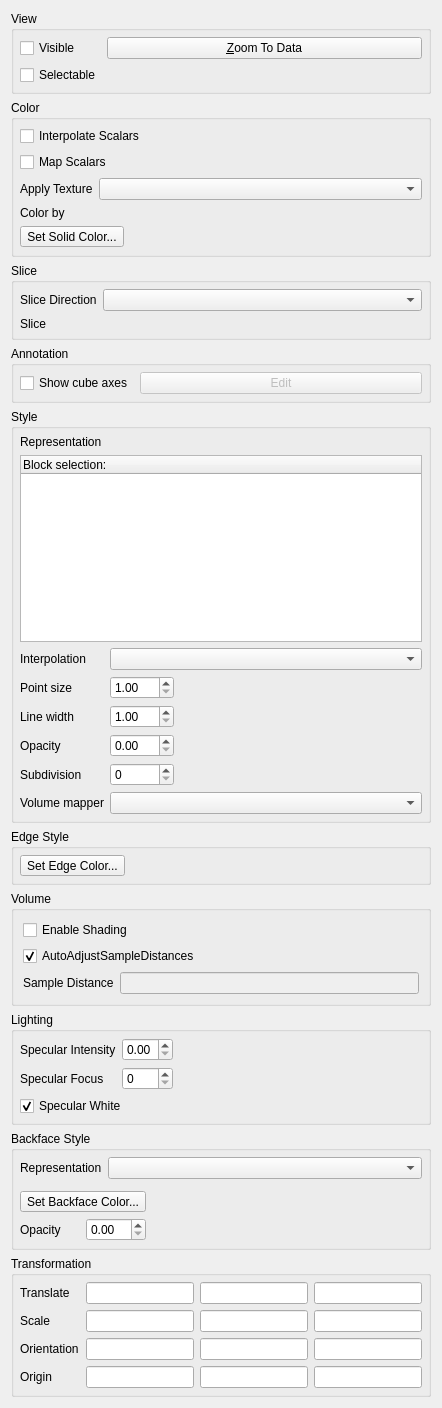
Old version of the form Qt/Components/Resources/UI/pqDisplayProxyEditor.ui in the repository Kitware/ParaView.
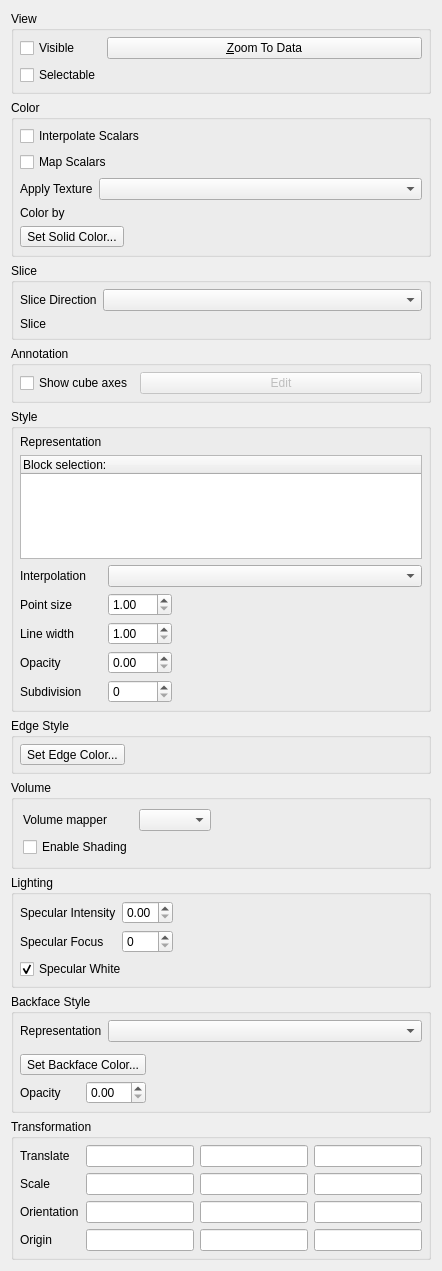
New version of the form. Custom widgets are drawn as their Qt base class.

Commit message:
ENH: Change ParaView to use the Smart Volume Mapper in VTK
This will allow ParaView to use the smart volume mapper inplace
of both the fixed point and the GPU mappers.  Both of these
mappers are contained inside of the smart mapper as well as a
Texture Mapping based approach.  This change also simplified
the display panel since some of the properties are determined
by the smart mapper.

What changed in the file:
```diff
--- a/Qt/Components/Resources/UI/pqDisplayProxyEditor.ui
+++ b/Qt/Components/Resources/UI/pqDisplayProxyEditor.ui
@@ -7,7 +7,7 @@
     <x>0</x>
     <y>0</y>
     <width>442</width>
-    <height>1408</height>
+    <height>1271</height>
    </rect>
   </property>
   <property name="windowTitle">
@@ -409,9 +409,6 @@
       <property name="margin">
        <number>6</number>
       </property>
-      <property name="spacing">
-       <number>6</number>
-      </property>
       <item row="0" column="0">
        <widget class="QLabel" name="label_2">
         <property name="text">
@@ -589,20 +586,6 @@
         </property>
        </spacer>
       </item>
-      <item row="7" column="0">
-       <widget class="QLabel" name="label_19">
-        <property name="text">
-         <string>Volume mapper</string>
-        </property>
-       </widget>
-      </item>
-      <item row="7" column="1" colspan="2">
-       <widget class="QComboBox" name="SelectMapper">
-        <property name="toolTip">
-         <string>&lt;html&gt;&lt;head&gt;&lt;meta name=&quot;qrichtext&quot; content=&quot;1&quot; /&gt;&lt;/head&gt;&lt;body style=&quot; white-space: pre-wrap; font-family:Sans Serif; font-size:9pt; font-weight:400; font-style:normal; text-decoration:none;&quot;&gt;&lt;p style=&quot; margin-top:0px; margin-bottom:0px; margin-left:0px; margin-right:0px; -qt-block-indent:0; text-indent:0px;&quot;&gt;Choose the mapper to use for volume rendering.&lt;/p&gt;&lt;/body&gt;&lt;/html&gt;</string>
-        </property>
-       </widget>
-      </item>
      </layout>
     </widget>
    </item>
@@ -658,8 +641,22 @@
      <property name="title">
       <string>Volume</string>
      </property>
-     <layout class="QVBoxLayout" name="verticalLayout">
-      <item>
+     <layout class="QGridLayout" name="gridLayout">
+      <item row="0" column="0">
+       <widget class="QLabel" name="label_19">
+        <property name="text">
+         <string>Volume mapper</string>
+        </property>
+       </widget>
+      </item>
+      <item row="0" column="1">
+       <widget class="QComboBox" name="SelectMapper">
+        <property name="toolTip">
+         <string>&lt;html&gt;&lt;head&gt;&lt;meta name=&quot;qrichtext&quot; content=&quot;1&quot; /&gt;&lt;/head&gt;&lt;body style=&quot; white-space: pre-wrap; font-family:Sans Serif; font-size:9pt; font-weight:400; font-style:normal; text-decoration:none;&quot;&gt;&lt;p style=&quot; margin-top:0px; margin-bottom:0px; margin-left:0px; margin-right:0px; -qt-block-indent:0; text-indent:0px;&quot;&gt;Choose the mapper to use for volume rendering.&lt;/p&gt;&lt;/body&gt;&lt;/html&gt;</string>
+        </property>
+       </widget>
+      </item>
+      <item row="1" column="0">
        <widget class="QCheckBox" name="Shading">
         <property name="toolTip">
          <string>When checked, shading is enabled.</string>
@@ -675,36 +672,18 @@
         </property>
        </widget>
       </item>
-      <item>
-       <widget class="QCheckBox" name="AutoAdjustSampleDistances">
-        <property name="text">
-         <string>AutoAdjustSampleDistances</string>
+      <item row="0" column="2">
+       <spacer name="horizontalSpacer_2">
+        <property name="orientation">
+         <enum>Qt::Horizontal</enum>
         </property>
-        <property name="checked">
-         <bool>true</bool>
+        <property name="sizeHint" stdset="0">
+         <size>
+          <width>40</width>
+          <height>20</height>
+         </size>
         </property>
-       </widget>
-      </item>
-      <item>
-       <layout class="QHBoxLayout" name="horizontalLayout">
-        <item>
-         <widget class="QLabel" name="SampleDistance">
-          <property name="text">
-           <string>Sample Distance</string>
-          </property>
-         </widget>
-        </item>
-        <item>
-         <widget class="QLineEdit" name="SampleDistanceValue">
-          <property name="enabled">
-           <bool>false</bool>
-          </property>
-          <property name="text">
-           <string/>
-          </property>
-         </widget>
-        </item>
-       </layout>
+       </spacer>
       </item>
      </layout>
     </widget>
@@ -718,9 +697,6 @@
       <property name="margin">
        <number>6</number>
       </property>
-      <property name="spacing">
-       <number>6</number>
-      </property>
       <item row="0" column="0">
        <widget class="QLabel" name="label_12">
         <property name="text">
@@ -800,9 +776,6 @@
       <property name="margin">
        <number>6</number>
       </property>
-      <property name="spacing">
-       <number>6</number>
-      </property>
       <item row="0" column="0">
        <widget class="QLabel" name="label_16">
         <property name="sizePolicy">
@@ -908,9 +881,6 @@
       <property name="margin">
        <number>6</number>
       </property>
-      <property name="spacing">
-       <number>6</number>
-      </property>
       <item row="0" column="0">
        <widget class="QLabel" name="label_7">
         <property name="text">
```
Left out of the diff: 19 changed lines with no effect on the pictures. The commit also changes 6 other files.
